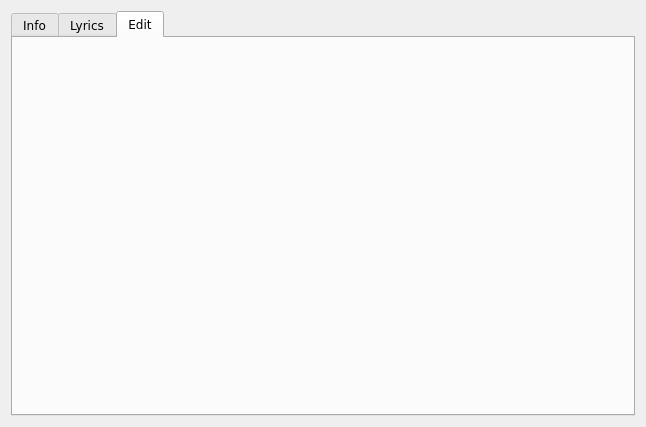
Qt form branches/sayonara-721/src/GUI/InfoDialog/GUI_InfoDialog.ui (shahid334/sayonara-player) before a commit.
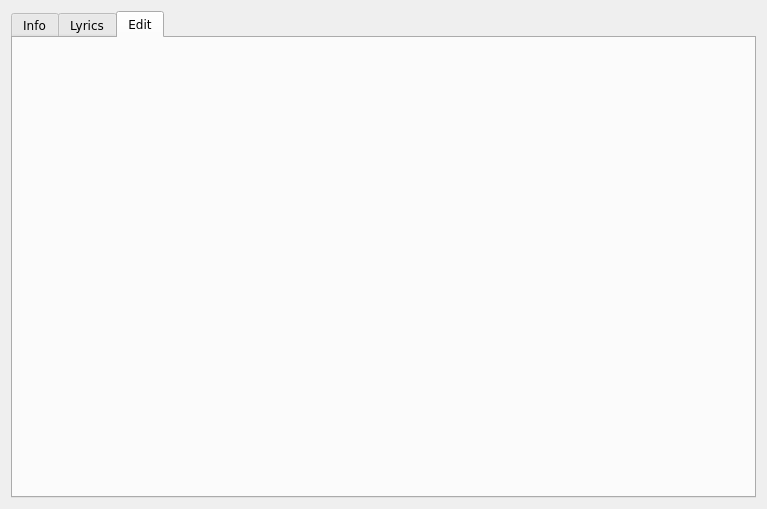
The same form after that commit. The open tabs and pages were chosen to show the change.

Diff of the .ui file:
```diff
--- a/branches/sayonara-721/src/GUI/InfoDialog/GUI_InfoDialog.ui
+++ b/branches/sayonara-721/src/GUI/InfoDialog/GUI_InfoDialog.ui
@@ -6,8 +6,8 @@
    <rect>
     <x>0</x>
     <y>0</y>
-    <width>646</width>
-    <height>427</height>
+    <width>767</width>
+    <height>509</height>
    </rect>
   </property>
   <property name="windowTitle">
```
Left out of the diff: 2 changed lines with no effect on the pictures.
